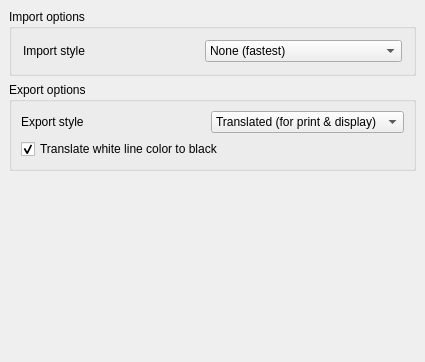
First picture: the form in src/Mod/Draft/Resources/ui/preferences-svg.ui, repository berndhahnebach/All_FreeCAD, before the edit.
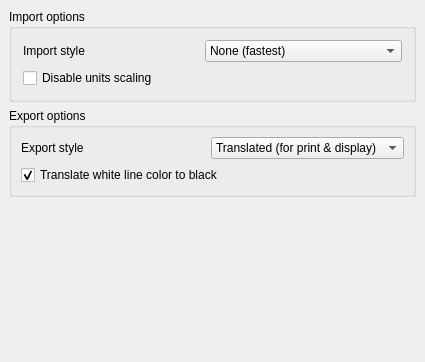
Second picture: the form after the edit. Custom widgets are drawn as their Qt base class.

Commit message: Draft: Added a pref option to disable SVG page scaling on import - fixes #2062

Patch:
```diff
--- a/src/Mod/Draft/Resources/ui/preferences-svg.ui
+++ b/src/Mod/Draft/Resources/ui/preferences-svg.ui
@@ -74,6 +74,29 @@
         </item>
        </layout>
       </item>
+      <item>
+       <layout class="QHBoxLayout" name="horizontalLayout">
+        <item>
+         <widget class="Gui::PrefCheckBox" name="checkBox">
+          <property name="toolTip">
+           <string>If this is checked, no units conversion will occur. One unit in the SVG file will translate as one millimeter.</string>
+          </property>
+          <property name="text">
+           <string>Disable units scaling</string>
+          </property>
+          <property name="checked">
+           <bool>false</bool>
+          </property>
+          <property name="prefEntry" stdset="0">
+           <cstring>svgDisableUnitScaling</cstring>
+          </property>
+          <property name="prefPath" stdset="0">
+           <cstring>Mod/Draft</cstring>
+          </property>
+         </widget>
+        </item>
+       </layout>
+      </item>
      </layout>
     </widget>
    </item>
```
The commit also changes 1 other file.
